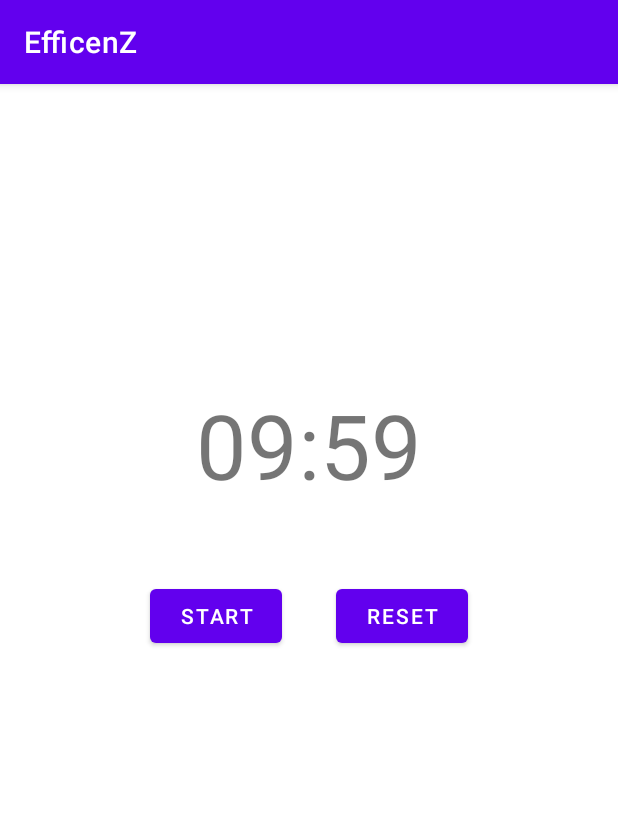
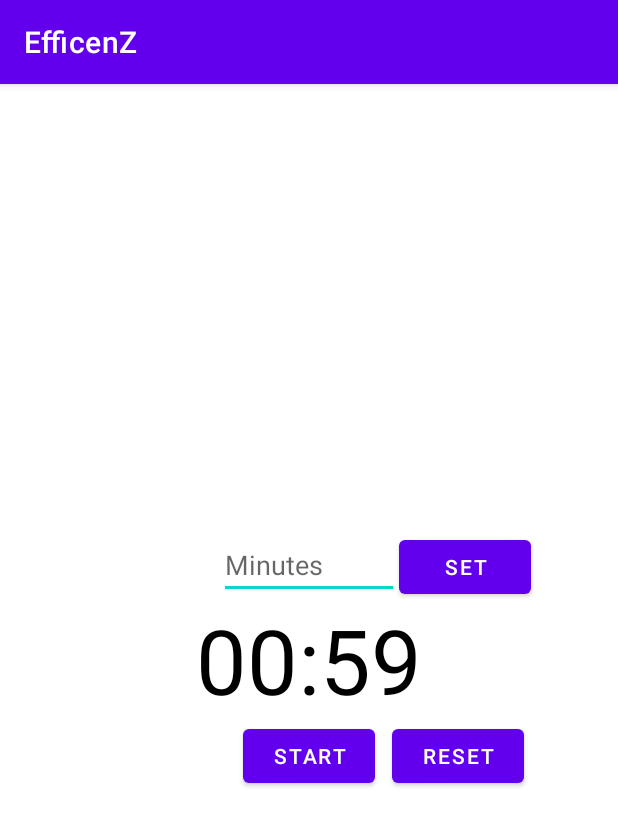
Before and after one commit to MarcusVincentSiah/MAD2023_Team2, an Android app: the TimeManagement screen opened directly, with no data from a screen before it, after a tap on "PAUSE", on a phone screen of 412 x 824 dp. Shown: the top 826 px of the screen. Run offline under Robolectric (Android 15) with nearby library versions, the phone set to English and light mode, and no system bars; 2 other taps on this screen came first.

Commit message:
Timer with input

```diff
--- a/app/src/main/java/com/example/efficenz/TimeManagement.java
+++ b/app/src/main/java/com/example/efficenz/TimeManagement.java
@@ -1,12 +1,18 @@
 package com.example.efficenz;
 
+import androidx.annotation.NonNull;
 import androidx.appcompat.app.AppCompatActivity;
 
+import android.content.SharedPreferences;
 import android.os.Bundle;
 import android.os.CountDownTimer;
+import android.os.PersistableBundle;
 import android.view.View;
+import android.view.inputmethod.InputMethodManager;
 import android.widget.Button;
+import android.widget.EditText;
 import android.widget.TextView;
+import android.widget.Toast;
 
 import com.example.efficenz.R;
 
@@ -14,17 +20,20 @@ import java.util.Locale;
 
 public class TimeManagement extends AppCompatActivity {
 
-    private static final long START_TIME = 600000;
 
+    private EditText time_input;
     private TextView time;
-    private Button start;
+    private Button set;
+    private Button start_pause;
     private Button reset;
 
     private CountDownTimer countDownTimer;
 
-    private boolean running;
+    private boolean TimeRunning;
+    private long START_TIME;
 
-    private long TimeLeft = START_TIME;
+    private long timeLeft;
+    private long endTime;
 
 
     @Override
@@ -32,14 +41,36 @@ public class TimeManagement extends AppCompatActivity {
         super.onCreate(savedInstanceState);
         setContentView(R.layout.activity_time_management);
 
+        time_input = findViewById(R.id.time_input);
+        set = findViewById(R.id.btn_set);
         time = findViewById(R.id.timer);
-        start = findViewById(R.id.startbtn);
-        reset = findViewById(R.id.resetbtn);
+        start_pause = findViewById(R.id.btn_start_pause);
+        reset = findViewById(R.id.btn_reset);
 
-        start.setOnClickListener(new View.OnClickListener() {
+        set.setOnClickListener(new View.OnClickListener() {
             @Override
             public void onClick(View v) {
-                if (running) {
+                String input = time_input.getText().toString();
+                if(input.length() == 0) {
+                    Toast.makeText(TimeManagement.this, "Enter a time", Toast.LENGTH_SHORT).show();
+                    return;
+                }
+
+                long timeInput = Long.parseLong(input) * 60000;
+                if(timeInput == 0) {
+                    Toast.makeText(TimeManagement.this, "Please enter a time greater than 0", Toast.LENGTH_SHORT).show();
+                    return;
+                }
+
+                setTime(timeInput);
+                time_input.setText("");
+            }
+        });
+
+        start_pause.setOnClickListener(new View.OnClickListener() {
+            @Override
+            public void onClick(View v) {
+                if (TimeRunning) {
                     pauseTimer();
                 } else {
                     startTimer();
@@ -53,52 +84,138 @@ public class TimeManagement extends AppCompatActivity {
                 resetTimer();
             }
         });
+    }
 
-        UpdateCountDownText();
+    private void setTime(long time) {
+        START_TIME = time;
+        resetTimer();
+        closeKeyboard();
     }
 
     private void startTimer() {
-        countDownTimer = new CountDownTimer(TimeLeft, 1000) {
+        endTime = System.currentTimeMillis() + timeLeft;
+        countDownTimer = new CountDownTimer(timeLeft, 1000) {
             @Override
             public void onTick(long millisUntilFinished) {
-                TimeLeft = millisUntilFinished;
-                UpdateCountDownText();
+                timeLeft = millisUntilFinished;
+                updateCountDownText();
             }
 
             @Override
             public void onFinish() {
-                running = false;
-                start.setText("Start");
-                start.setVisibility(View.INVISIBLE);
-                reset.setVisibility(View.VISIBLE);
+                TimeRunning = false;
+                updateInterface();
             }
         }.start();
 
-        running = true;
-        start.setText("pause");
-        reset.setVisibility(View.INVISIBLE);
+        TimeRunning = true;
+        updateInterface();
     }
 
     private  void pauseTimer() {
         countDownTimer.cancel();
-        running = false;
-        start.setText("Start");
-        reset.setVisibility(View.VISIBLE );
+        TimeRunning = false;
+        updateInterface();
     }
 
     private void  resetTimer() {
-        TimeLeft = START_TIME;
-        UpdateCountDownText();
-        reset.setVisibility(View.INVISIBLE);
-        start.setVisibility(View.VISIBLE);
+        timeLeft = START_TIME;
+        updateCountDownText();
+        updateInterface();
     }
 
-    private void UpdateCountDownText() {
-        int minutes = (int) TimeLeft / 1000 / 60;
-        int seconds = (int) TimeLeft / 1000 % 60;
+    private void updateCountDownText() {
+        int hours = (int) (timeLeft / 1000) / 3600;
+        int minutes = (int) ((timeLeft / 1000) % 3600) / 60;
+        int seconds = (int) timeLeft / 1000 % 60;
 
-        String formattedTimeLeft = String.format(Locale.getDefault(),"%02d:%02d", minutes, seconds);
+        String formattedTimeLeft;
+        if(hours > 0) {
+            formattedTimeLeft = String.format(Locale.getDefault(),
+                    "%d:%02d:%02d", hours, minutes, seconds);
+        }
+        else formattedTimeLeft = String.format(Locale.getDefault(),
+                "%02d:%02d", minutes, seconds);
 
         time.setText(formattedTimeLeft);
     }
+
+    private void updateInterface() {
+        if(TimeRunning) {
+            time_input.setVisibility(View.INVISIBLE);
+            set.setVisibility(View.INVISIBLE);
+            reset.setVisibility(View.INVISIBLE);
+            start_pause.setText("Pause");
+        }
+
+        else {
+            time_input.setVisibility(View.VISIBLE);
+            set.setVisibility(View.VISIBLE);
+            start_pause.setText("Start");
+
+            if(timeLeft < 1000) {
+                start_pause.setVisibility(View.INVISIBLE);
+            } else {
+                start_pause.setVisibility(View.VISIBLE);
+            }
+
+            if (timeLeft < START_TIME) {
+                reset.setVisibility(View.VISIBLE);
+            }
+            else reset.setVisibility(View.INVISIBLE);
+        }
+    }
+
+    private void closeKeyboard() {
+        View view = this.getCurrentFocus();
+        if(view != null) {
+            InputMethodManager imm = (InputMethodManager) getSystemService(INPUT_METHOD_SERVICE);
+            imm.hideSoftInputFromWindow(view.getWindowToken(), 0);
+        }
+    }
+    @Override
+    protected void onStop() {
+        super.onStop();
+
+        SharedPreferences prefs = getSharedPreferences("prefs", MODE_PRIVATE);
+        SharedPreferences.Editor editor =prefs.edit();
+
+        editor.putLong("startTime", START_TIME);
+        editor.putLong("timeLeft", timeLeft);
+        editor.putBoolean("timerRunning", TimeRunning);
+        editor.putLong("endTime", endTime);
+
+        editor.apply();
+
+        if(countDownTimer != null) {
+            countDownTimer.cancel();
+        }
+    }
+
+    @Override
+    protected void onStart() {
+        super.onStart();
+        SharedPreferences prefs = getSharedPreferences("prefs", MODE_PRIVATE);
+
+        START_TIME = prefs.getLong("startTime", 60000);
+        timeLeft = prefs.getLong("timeLeft", START_TIME);
+        TimeRunning = prefs.getBoolean("timerRunning", false);
+
+        updateCountDownText();
+        updateInterface();
+
+        if(TimeRunning) {
+            endTime = prefs.getLong("endTime", 0);
+            timeLeft = endTime - System.currentTimeMillis();
+
+            if(timeLeft < 0) {
+                timeLeft = 0;
+                TimeRunning = false;
+                updateCountDownText();
+                updateInterface();
+            }
+            else startTimer();
+        }
+
+    }
 }
--- a/app/src/main/res/layout/activity_time_management.xml
+++ b/app/src/main/res/layout/activity_time_management.xml
@@ -1,5 +1,5 @@
 <?xml version="1.0" encoding="utf-8"?>
-<androidx.constraintlayout.widget.ConstraintLayout xmlns:android="http://schemas.android.com/apk/res/android"
+    <RelativeLayout xmlns:android="http://schemas.android.com/apk/res/android"
     xmlns:app="http://schemas.android.com/apk/res-auto"
     xmlns:tools="http://schemas.android.com/tools"
     android:layout_width="match_parent"
@@ -7,38 +7,52 @@
     tools:context=".TimeManagement">
 
 
+    <EditText
+        android:id="@+id/time_input"
+        android:layout_width="120dp"
+        android:layout_height="wrap_content"
+        android:layout_above="@+id/timer"
+        android:layout_centerHorizontal="true"
+        android:hint="Minutes"
+        android:inputType="number"
+        android:maxLength="4" />
+
     <Button
-        android:id="@+id/resetbtn"
+        android:id="@+id/btn_set"
         android:layout_width="wrap_content"
         android:layout_height="wrap_content"
-        android:layout_marginTop="50dp"
-        android:layout_marginEnd="100dp"
-        android:text="Reset"
-        app:layout_constraintEnd_toEndOf="parent"
-        app:layout_constraintTop_toBottomOf="@+id/timer"
-        android:visibility="invisible"
-        tools:visibility="visible"/>
+        android:layout_alignTop="@+id/time_input"
+        android:layout_toEndOf="@+id/time_input"
+        android:text="Set"
+        tools:ignore="UnknownId" />
 
     <TextView
             android:id="@+id/timer"
             android:layout_width="wrap_content"
             android:layout_height="wrap_content"
-        android:layout_marginTop="200dp"
+            android:layout_centerHorizontal="true"
+            android:layout_centerVertical="true"
             android:text="00:00"
-        android:textSize="60sp"
-        app:layout_constraintEnd_toEndOf="parent"
-        app:layout_constraintHorizontal_bias="0.5"
-        app:layout_constraintStart_toStartOf="parent"
-        app:layout_constraintTop_toTopOf="parent" />
+            android:textColor="@android:color/black"
+            android:textSize="60sp" />
 
         <Button
-        android:id="@+id/startbtn"
+            android:id="@+id/btn_start_pause"
             android:layout_width="wrap_content"
             android:layout_height="wrap_content"
-        android:layout_marginStart="100dp"
-        android:layout_marginTop="50dp"
-        android:text="Start"
-        app:layout_constraintStart_toStartOf="parent"
-        app:layout_constraintTop_toBottomOf="@+id/timer"
-         />
-</androidx.constraintlayout.widget.ConstraintLayout>
+            android:layout_below="@+id/timer"
+            android:layout_centerHorizontal="true"
+            android:text="start" />
+
+        <Button
+            android:id="@+id/btn_reset"
+            android:layout_width="wrap_content"
+            android:layout_height="wrap_content"
+            android:layout_below="@+id/timer"
+            android:layout_marginStart="11dp"
+            android:layout_toEndOf="@+id/btn_start_pause"
+            android:text="reset"
+            android:visibility="invisible"
+            tools:visibility="visible" />
+
+</RelativeLayout>
```
Lines whose indentation alone changed are shown as unchanged.
